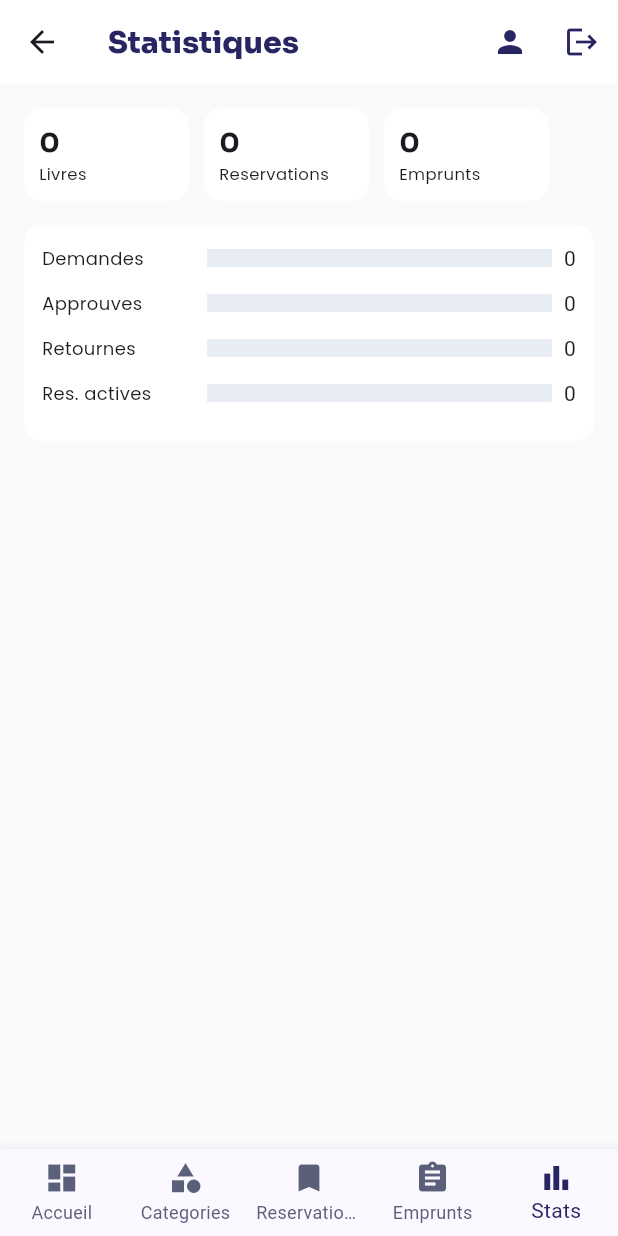
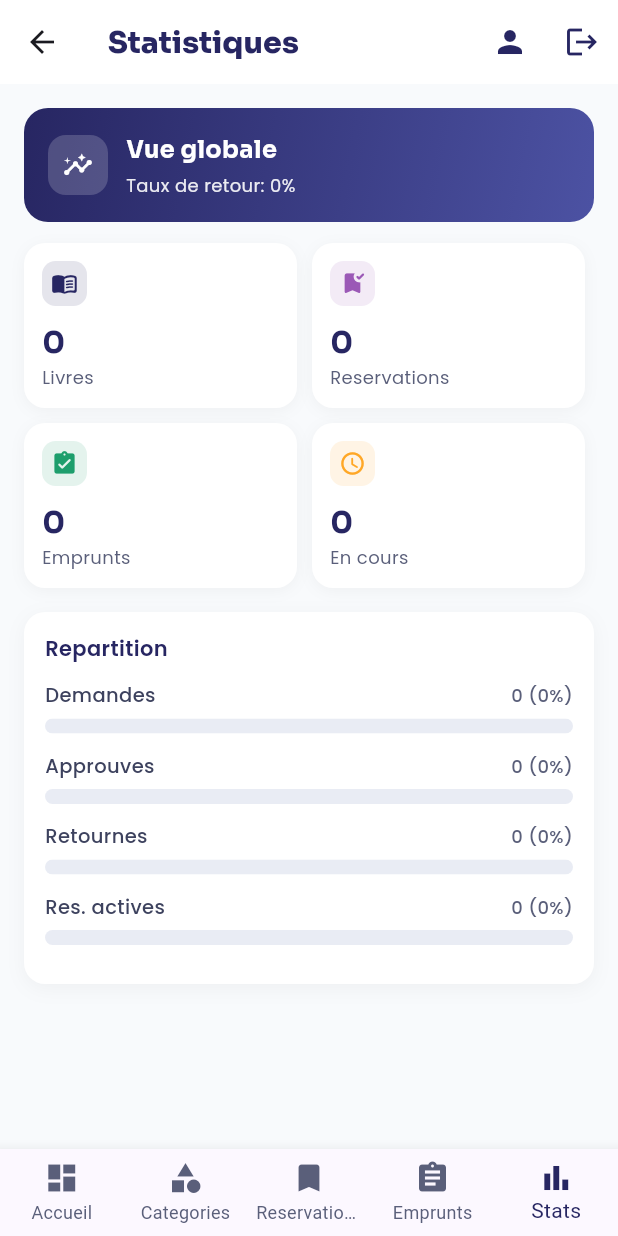
Before and after one commit to gshimatu/biblio-fac-flutter, a Flutter app: the HomeStudentView screen opened by its route, item 5 of the bottom bar chosen, on a phone screen of 412 x 824 dp. Run offline on Flutter 3.47's test engine with Material 3 defaults, Android fonts, the phone set to English and light mode, and no system bars; our stand-ins replace cloud_firestore, firebase_auth, firebase_core, firebase_storage, google_fonts, image_picker; accounts and stored records are empty; project files that could hold a hidden picture were left out.

Commit message:
feat(student): ameliorer l'interface des statistiques avec KPI cards et progression colorée

```diff
--- a/lib/views/student/home_student_view.dart
+++ b/lib/views/student/home_student_view.dart
@@ -186,7 +186,7 @@ class _HomeStudentViewState extends State<HomeStudentView> {
                       width: 36,
                       height: 36,
                       fit: BoxFit.cover,
-                      errorBuilder: (_, __, ___) {
+                      errorBuilder: (context, error, stackTrace) {
                         return const Icon(Icons.person, color: Color(0xFF272662));
                       },
                     ),
@@ -417,56 +417,177 @@ class _HomeStudentViewState extends State<HomeStudentView> {
   }
 
   Widget _statsTab(List<BookModel> books, List<LoanModel> loans) {
-    final pending = loans.where((l) => l.status == LoanStatus.pending).length.toDouble();
-    final approved = loans.where((l) => l.status == LoanStatus.approved).length.toDouble();
-    final returned = loans.where((l) => l.status == LoanStatus.returned).length.toDouble();
-    final activeRes = _reservations.where((r) => r.status == ReservationStatus.active).length.toDouble();
-    final values = [pending, approved, returned, activeRes];
-    final max = values.fold<double>(1, (a, b) => a > b ? a : b);
+    final pending = loans.where((l) => l.status == LoanStatus.pending).length;
+    final approved = loans.where((l) => l.status == LoanStatus.approved).length;
+    final returned = loans.where((l) => l.status == LoanStatus.returned).length;
+    final activeRes = _reservations.where((r) => r.status == ReservationStatus.active).length;
+    final totalLoans = loans.length;
+    final completionRate = totalLoans == 0 ? 0 : ((returned / totalLoans) * 100).round();
+    final screenWidth = MediaQuery.of(context).size.width;
+    final cardWidth = (screenWidth - 48) / 2;
 
-    Widget bar(String label, double value) {
-      return Padding(
-        padding: const EdgeInsets.only(bottom: 10),
-        child: Row(
-          children: [
-            SizedBox(width: 110, child: Text(label, style: GoogleFonts.poppins(fontSize: 12))),
-            Expanded(
-              child: LinearProgressIndicator(
-                value: value / max,
-                minHeight: 12,
-                backgroundColor: const Color(0xFFE8ECF4),
-                valueColor: const AlwaysStoppedAnimation(Color(0xFF272662)),
-              ),
-            ),
-            const SizedBox(width: 8),
-            Text('${value.toInt()}'),
-          ],
-        ),
-      );
-    }
+    final stats = [
+      ('Demandes', pending, const Color(0xFF4C52A3)),
+      ('Approuves', approved, const Color(0xFF1D9E6C)),
+      ('Retournes', returned, const Color(0xFF2E86DE)),
+      ('Res. actives', activeRes, const Color(0xFF9B59B6)),
+    ];
+    final max = stats.fold<int>(1, (m, e) => e.$2 > m ? e.$2 : m).toDouble();
 
     return ListView(
       padding: const EdgeInsets.all(16),
       children: [
+        Container(
+          padding: const EdgeInsets.all(16),
+          decoration: BoxDecoration(
+            borderRadius: BorderRadius.circular(16),
+            gradient: const LinearGradient(
+              colors: [Color(0xFF272662), Color(0xFF4C52A3)],
+              begin: Alignment.topLeft,
+              end: Alignment.bottomRight,
+            ),
+          ),
+          child: Row(
+            children: [
+              Container(
+                padding: const EdgeInsets.all(10),
+                decoration: BoxDecoration(
+                  color: Colors.white.withValues(alpha: 0.18),
+                  borderRadius: BorderRadius.circular(12),
+                ),
+                child: const Icon(Icons.insights, color: Colors.white, size: 20),
+              ),
+              const SizedBox(width: 12),
+              Expanded(
+                child: Column(
+                  crossAxisAlignment: CrossAxisAlignment.start,
+                  children: [
+                    Text(
+                      'Vue globale',
+                      style: GoogleFonts.sora(
+                        color: Colors.white,
+                        fontWeight: FontWeight.w700,
+                        fontSize: 16,
+                      ),
+                    ),
+                    const SizedBox(height: 4),
+                    Text(
+                      'Taux de retour: $completionRate%',
+                      style: GoogleFonts.poppins(
+                        color: Colors.white.withValues(alpha: 0.9),
+                        fontSize: 12,
+                      ),
+                    ),
+                  ],
+                ),
+              ),
+            ],
+          ),
+        ),
+        const SizedBox(height: 14),
         Wrap(
           spacing: 10,
           runSpacing: 10,
           children: [
-            _smallMetric('Livres', '${books.length}'),
-            _smallMetric('Reservations', '${_reservations.length}'),
-            _smallMetric('Emprunts', '${loans.length}'),
+            _smallMetric(
+              title: 'Livres',
+              value: '${books.length}',
+              icon: Icons.menu_book_rounded,
+              color: const Color(0xFF272662),
+              width: cardWidth,
+            ),
+            _smallMetric(
+              title: 'Reservations',
+              value: '${_reservations.length}',
+              icon: Icons.bookmark_added_rounded,
+              color: const Color(0xFF9B59B6),
+              width: cardWidth,
+            ),
+            _smallMetric(
+              title: 'Emprunts',
+              value: '$totalLoans',
+              icon: Icons.assignment_turned_in_rounded,
+              color: const Color(0xFF1D9E6C),
+              width: cardWidth,
+            ),
+            _smallMetric(
+              title: 'En cours',
+              value: '$approved',
+              icon: Icons.schedule_rounded,
+              color: const Color(0xFFFFA726),
+              width: cardWidth,
+            ),
           ],
         ),
         const SizedBox(height: 16),
         Container(
-          padding: const EdgeInsets.all(12),
-          decoration: BoxDecoration(color: Colors.white, borderRadius: BorderRadius.circular(12)),
+          padding: const EdgeInsets.all(14),
+          decoration: BoxDecoration(
+            color: Colors.white,
+            borderRadius: BorderRadius.circular(14),
+            boxShadow: [
+              BoxShadow(
+                color: Colors.black.withValues(alpha: 0.04),
+                blurRadius: 10,
+                offset: const Offset(0, 3),
+              ),
+            ],
+          ),
           child: Column(
+            crossAxisAlignment: CrossAxisAlignment.start,
             children: [
-              bar('Demandes', pending),
-              bar('Approuves', approved),
-              bar('Retournes', returned),
-              bar('Res. actives', activeRes),
+              Text(
+                'Repartition',
+                style: GoogleFonts.poppins(
+                  fontSize: 14,
+                  fontWeight: FontWeight.w600,
+                  color: const Color(0xFF272662),
+                ),
+              ),
+              const SizedBox(height: 12),
+              ...stats.map((s) {
+                final ratio = s.$2 == 0 ? 0.0 : s.$2 / max;
+                final percent = max == 0 ? 0 : ((s.$2 / max) * 100).round();
+                return Padding(
+                  padding: const EdgeInsets.only(bottom: 12),
+                  child: Column(
+                    children: [
+                      Row(
+                        children: [
+                          Expanded(
+                            child: Text(
+                              s.$1,
+                              style: GoogleFonts.poppins(
+                                fontSize: 13,
+                                fontWeight: FontWeight.w500,
+                                color: const Color(0xFF3D425E),
+                              ),
+                            ),
+                          ),
+                          Text(
+                            '${s.$2} ($percent%)',
+                            style: GoogleFonts.poppins(
+                              fontSize: 12,
+                              color: const Color(0xFF5A5F7A),
+                              fontWeight: FontWeight.w500,
+                            ),
+                          ),
+                        ],
+                      ),
+                      const SizedBox(height: 6),
+                      ClipRRect(
+                        borderRadius: BorderRadius.circular(99),
+                        child: LinearProgressIndicator(
+                          value: ratio,
+                          minHeight: 10,
+                          backgroundColor: const Color(0xFFE9ECF4),
+                          valueColor: AlwaysStoppedAnimation<Color>(s.$3),
+                        ),
+                      ),
+                    ],
+                  ),
+                );
+              }),
             ],
           ),
         ),
@@ -506,7 +627,11 @@ class _HomeStudentViewState extends State<HomeStudentView> {
                     color: const Color(0xFFE0E0E6),
                     width: double.infinity,
                     child: (book.coverUrl != null && book.coverUrl!.isNotEmpty)
-                        ? Image.network(book.coverUrl!, fit: BoxFit.cover, errorBuilder: (_, __, ___) => const Icon(Icons.book))
+                        ? Image.network(
+                            book.coverUrl!,
+                            fit: BoxFit.cover,
+                            errorBuilder: (context, error, stackTrace) => const Icon(Icons.book),
+                          )
                         : const Icon(Icons.book),
                   ),
                 ),
@@ -540,16 +665,57 @@ class _HomeStudentViewState extends State<HomeStudentView> {
     );
   }
 
-  Widget _smallMetric(String title, String value) {
+  Widget _smallMetric({
+    required String title,
+    required String value,
+    required IconData icon,
+    required Color color,
+    required double width,
+  }) {
     return Container(
-      width: 110,
-      padding: const EdgeInsets.all(10),
-      decoration: BoxDecoration(color: Colors.white, borderRadius: BorderRadius.circular(12)),
+      width: width,
+      padding: const EdgeInsets.all(12),
+      decoration: BoxDecoration(
+        color: Colors.white,
+        borderRadius: BorderRadius.circular(14),
+        boxShadow: [
+          BoxShadow(
+            color: Colors.black.withValues(alpha: 0.04),
+            blurRadius: 8,
+            offset: const Offset(0, 2),
+          ),
+        ],
+      ),
       child: Column(
         crossAxisAlignment: CrossAxisAlignment.start,
         children: [
-          Text(value, style: GoogleFonts.sora(fontWeight: FontWeight.w700, fontSize: 18)),
-          Text(title, maxLines: 1, overflow: TextOverflow.ellipsis, style: GoogleFonts.poppins(fontSize: 11)),
+          Container(
+            width: 30,
+            height: 30,
+            decoration: BoxDecoration(
+              color: color.withValues(alpha: 0.12),
+              borderRadius: BorderRadius.circular(9),
+            ),
+            child: Icon(icon, size: 18, color: color),
+          ),
+          const SizedBox(height: 10),
+          Text(
+            value,
+            style: GoogleFonts.sora(
+              fontWeight: FontWeight.w700,
+              fontSize: 20,
+              color: const Color(0xFF272662),
+            ),
+          ),
+          Text(
+            title,
+            maxLines: 1,
+            overflow: TextOverflow.ellipsis,
+            style: GoogleFonts.poppins(
+              fontSize: 12,
+              color: const Color(0xFF5A5F7A),
+            ),
+          ),
         ],
       ),
     );
```
